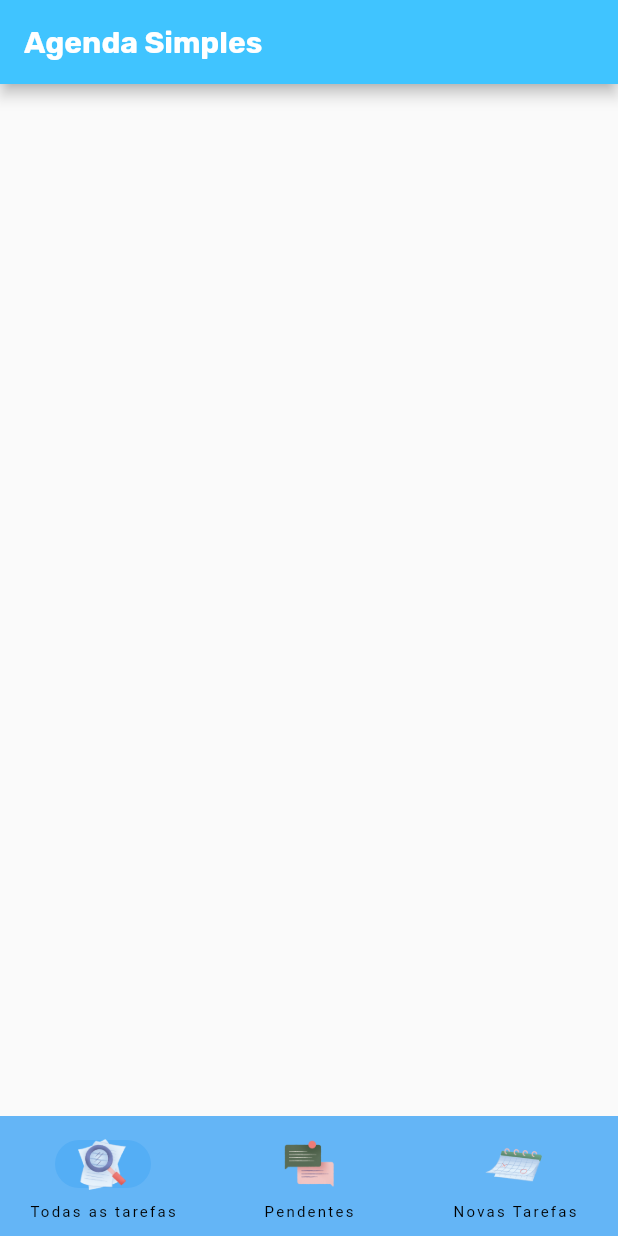
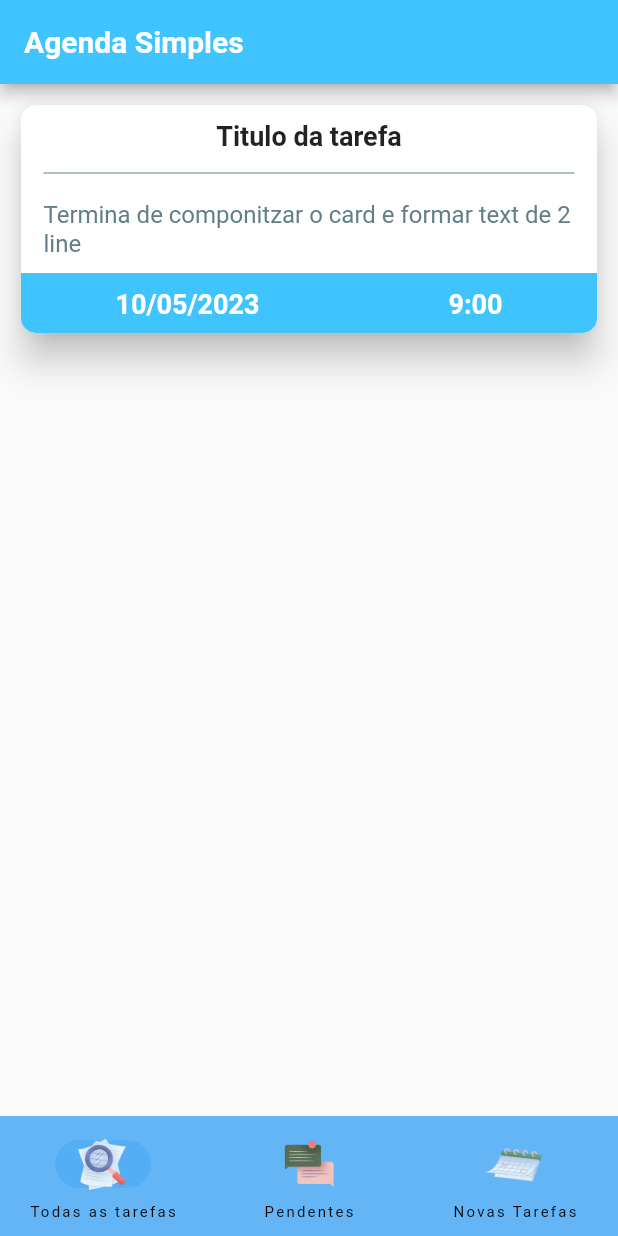
Before and after one commit to wilmarv/agenda, a Flutter app: the screen it shows after launch, on a phone screen of 412 x 824 dp. Run offline on Flutter 3.47's test engine with Material 2 defaults, Android fonts, the phone set to English and light mode, and no system bars.

Commit message:
Adiciona componente estilizado Card

```diff
--- /dev/null
+++ b/lib/componentes/card.dart
@@ -0,0 +1,80 @@
+import 'package:agenda/componentes/text.dart';
+import 'package:flutter/material.dart';
+
+class TarefaCard extends StatefulWidget {
+  const TarefaCard({super.key});
+
+  @override
+  State<TarefaCard> createState() => _TarefaCardState();
+}
+
+class _TarefaCardState extends State<TarefaCard> {
+  @override
+  Widget build(BuildContext context) {
+    return SizedBox(
+      height: 160,
+      child: Card(
+        elevation: 10,
+        shape: RoundedRectangleBorder(
+          borderRadius: BorderRadius.circular(10), // Define o raio da borda
+        ),
+        child: Column(
+          mainAxisAlignment: MainAxisAlignment.spaceBetween,
+          children: <Widget>[
+            Container(
+              margin: const EdgeInsets.fromLTRB(10, 10, 10, 0),
+              height: 22,
+              width: MediaQuery.of(context).size.width,
+              child: const CustomText("Titulo da tarefa",
+                  style: TextStyle(fontWeight: FontWeight.bold, fontSize: 18),
+                  textAlign: TextAlign.center),
+            ),
+            const Divider(
+              color: Colors.blueGrey,
+              indent: 15,
+              endIndent: 15,
+            ),
+            Container(
+              margin: const EdgeInsets.fromLTRB(10, 0, 10, 0),
+              width: MediaQuery.of(context).size.width,
+              child: const Padding(
+                  padding: EdgeInsets.all(5),
+                  child: CustomText(
+                      "Termina de componitzar o card e formar text de 2 line ",
+                      style: TextStyle(color: Colors.blueGrey, fontSize: 16),
+                      textAlign: TextAlign.start)),
+            ),
+            Container(
+              width: MediaQuery.of(context).size.width,
+              height: 40,
+              padding: const EdgeInsets.fromLTRB(0, 10, 0, 10),
+              decoration: const BoxDecoration(
+                color: Colors.lightBlueAccent,
+                borderRadius: BorderRadius.only(
+                  bottomLeft: Radius.circular(10),
+                  bottomRight: Radius.circular(10),
+                ),
+              ),
+              child: Row(
+                  mainAxisAlignment: MainAxisAlignment.spaceAround,
+                  children: const [
+                    CustomText("10/05/2023",
+                        style: TextStyle(
+                            color: Colors.white,
+                            fontWeight: FontWeight.w700,
+                            fontSize: 18),
+                        textAlign: TextAlign.start),
+                    CustomText("9:00",
+                        style: TextStyle(
+                            color: Colors.white,
+                            fontWeight: FontWeight.w700,
+                            fontSize: 18),
+                        textAlign: TextAlign.start)
+                  ]),
+            ),
+          ],
+        ),
+      ),
+    );
+  }
+}
--- a/lib/componentes/text.dart
+++ b/lib/componentes/text.dart
@@ -1,10 +1,18 @@
 import 'package:flutter/material.dart';
 
-Text defaultText({String text = "", TextStyle? textStyle}) {
-  return Text(
-    text,
-    style: const TextStyle(fontFamily: 'Rubik')
-        .merge(textStyle ?? const TextStyle()),
+class CustomText extends StatelessWidget {
+  final String text;
+  final TextStyle? style;
+  final TextAlign? textAlign;
 
-  );
+  const CustomText(this.text, {Key? key, this.style, this.textAlign})
+      : super(key: key);
+  @override
+  Widget build(BuildContext context) {
+    return Text(
+      text,
+      style: style,
+      textAlign: textAlign,
+    );
+  }
 }
--- a/lib/main.dart
+++ b/lib/main.dart
@@ -1,6 +1,7 @@
 import 'package:flutter/material.dart';
 import 'package:agenda/componentes/navigation_bar.dart';
 import 'package:agenda/componentes/text.dart';
+import 'package:agenda/componentes/card.dart';
 
 void main() {
   runApp(const MyApp());
@@ -38,10 +39,8 @@ class _MyHomePageState extends State<MyHomePage> {
     return Scaffold(
         appBar: AppBar(
             backgroundColor: Colors.lightBlueAccent,
-          title: defaultText(
-              text: "Agenda Simples",
-              textStyle: const TextStyle(
-                  fontWeight: FontWeight.bold, color: Colors.white))),
+            title: const CustomText("Agenda Simples",
+                style: TextStyle(fontWeight: FontWeight.bold))),
         bottomNavigationBar: BarraNavegacao(
           indexPageSelecionada: indexPageSelecionada,
           setState: (int index) {
@@ -50,9 +49,12 @@ class _MyHomePageState extends State<MyHomePage> {
             });
           },
         ),
-      body: Container(),
-    );
+        body: Padding(
+          padding: const EdgeInsets.all(10),
+          child: Column(
+              crossAxisAlignment: CrossAxisAlignment.stretch,
+              mainAxisAlignment: MainAxisAlignment.start,
+              children: const [TarefaCard()]),
+        ));
   }
 }
-
-void changeIndexNavigation() {}
```
Also changed, not shown: lib/model/tarefa.dart (added). Lines whose indentation alone changed are shown as unchanged.
